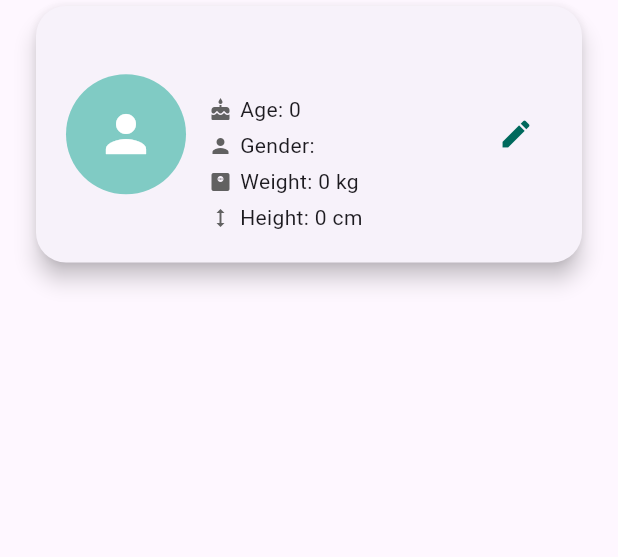
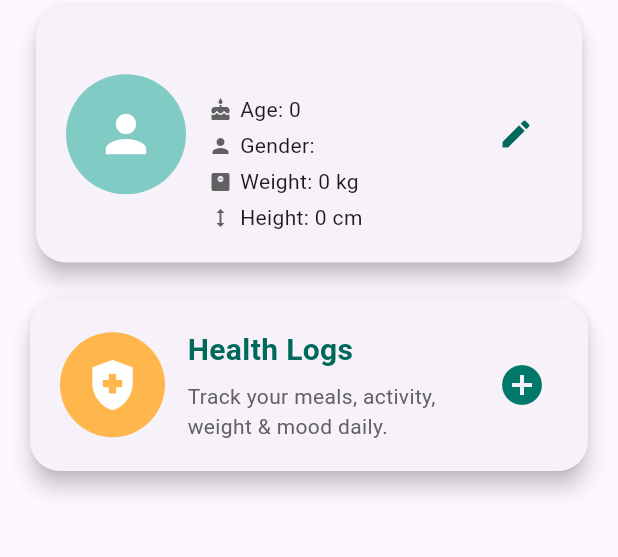
Before and after one commit to Nuhard/HealthNutritionMonitoringApp, a Flutter app: the HomeScreen screen opened by its route, on a phone screen of 412 x 824 dp, the part 237-794 px from its top. Run offline on Flutter 3.47's test engine with Material 3 defaults, Android fonts, the phone set to English and light mode, and no system bars; our stand-ins replace cloud_firestore, firebase_auth, firebase_core; accounts and stored records are empty.

Commit message:
health log screen ui and crud

```diff
--- a/lib/screens/home_screen.dart
+++ b/lib/screens/home_screen.dart
@@ -3,6 +3,7 @@ import 'package:flutter/material.dart';
 import 'package:firebase_auth/firebase_auth.dart';
 import '../services/auth_service.dart';
 import 'profile_screen.dart';
+import 'health_log.dart'; // Import health logs screen
 
 class HomeScreen extends StatefulWidget {
   @override
@@ -94,6 +95,53 @@ class _HomeScreenState extends State<HomeScreen> {
     );
   }
 
+  /// 👇 New health log card widget
+  Widget _buildHealthLogCard() {
+    return Card(
+      shape: RoundedRectangleBorder(borderRadius: BorderRadius.circular(20)),
+      elevation: 6,
+      margin: EdgeInsets.only(top: 20),
+      child: Padding(
+        padding: EdgeInsets.all(20),
+        child: Row(
+          children: [
+            CircleAvatar(
+              radius: 35,
+              backgroundColor: Colors.orange.shade300,
+              child: Icon(Icons.health_and_safety, size: 40, color: Colors.white),
+            ),
+            SizedBox(width: 15),
+            Expanded(
+              child: Column(
+                crossAxisAlignment: CrossAxisAlignment.start,
+                children: [
+                  Text("Health Logs",
+                      style: TextStyle(
+                          fontSize: 20,
+                          fontWeight: FontWeight.bold,
+                          color: Colors.teal[800])),
+                  SizedBox(height: 6),
+                  Text("Track your meals, activity, weight & mood daily.",
+                      style: TextStyle(color: Colors.grey[700], fontSize: 14)),
+                ],
+              ),
+            ),
+            IconButton(
+              icon: Icon(Icons.add_circle, size: 32, color: Colors.teal[700]),
+              tooltip: "Add / View Logs",
+              onPressed: () {
+                Navigator.push(
+                  context,
+                  MaterialPageRoute(builder: (context) => const HealthLogScreen()),
+                );
+              },
+            )
+          ],
+        ),
+      ),
+    );
+  }
+
   @override
   Widget build(BuildContext context) {
     if (isLoading) {
@@ -117,7 +165,7 @@ class _HomeScreenState extends State<HomeScreen> {
         backgroundColor: Colors.teal,
         elevation: 0,
       ),
-      body: Container(
+      body: SingleChildScrollView(
         padding: EdgeInsets.all(20),
         child: Column(
           children: [
@@ -152,16 +200,17 @@ class _HomeScreenState extends State<HomeScreen> {
                         Navigator.push(
                           context,
                           MaterialPageRoute(
-                              builder: (context) => ProfileForm(
-                                  existingData: profileData)), // pass existing data
-                        ).then((_) => _checkProfile()); // refresh after save
+                              builder: (context) =>
+                                  ProfileForm(existingData: profileData)),
+                        ).then((_) => _checkProfile());
                       },
                     ),
                   ],
                 ),
               ),
             ),
-
+            /// 👇 Add health log card under profile card
+            _buildHealthLogCard(),
           ],
         ),
       ),
```
Also changed, not shown: lib/screens/health_log.dart (added, +279 -0 lines).
